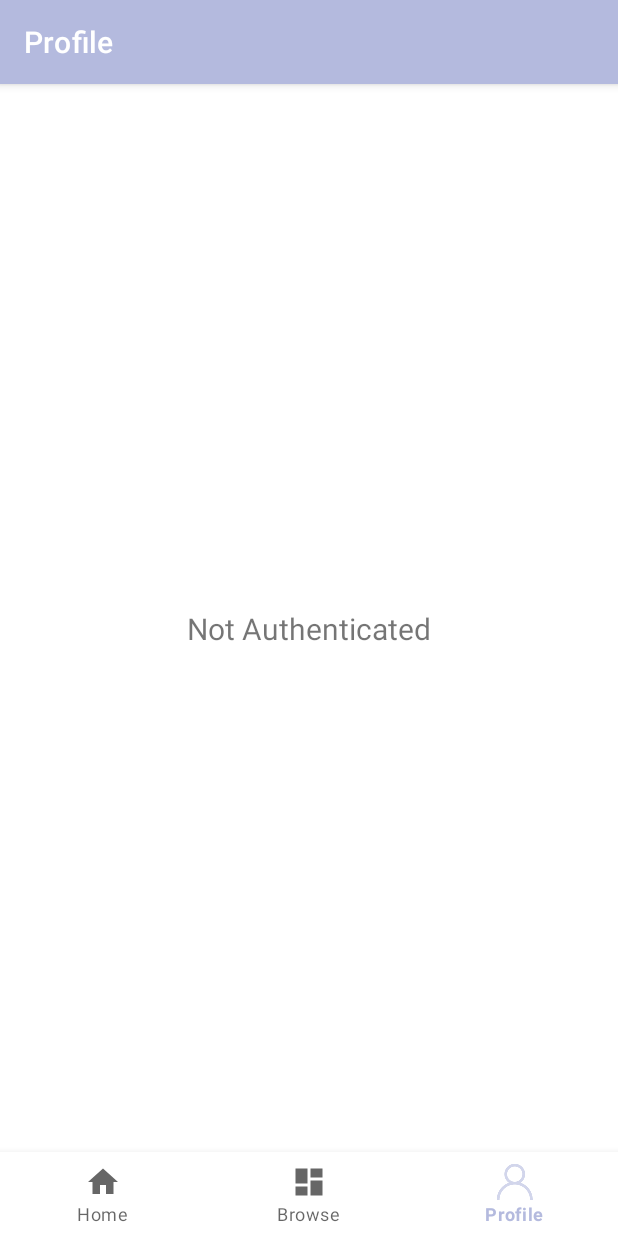
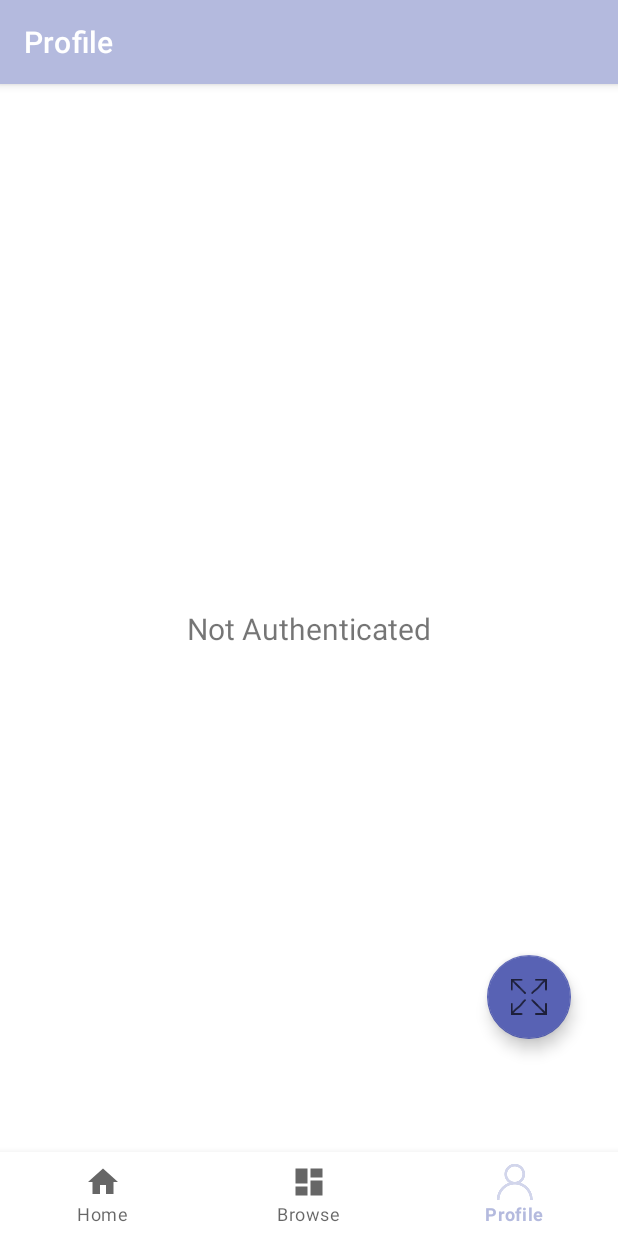
Before and after one commit to bryanbill/deck, an Android app: the ProfileFragment screen opened through its navigation route, on a phone screen of 412 x 824 dp. Run offline under Robolectric (Android 15) with nearby library versions, the phone set to English and light mode, and no system bars; our stand-ins replace Firebase (no records; nobody signed in at launch, a user with empty details on screens opened directly), navigation-ui; network calls fail; pictures from the network do not load; Roboto replaces fonts that are not available here; 5 statements that could not run were skipped.

Commit message:
ft:Layout - Adds expand icon to fab

```diff
--- a/app/src/main/res/layout/fragment_profile.xml
+++ b/app/src/main/res/layout/fragment_profile.xml
@@ -45,7 +45,6 @@
         android:layout_width="wrap_content"
         android:layout_height="wrap_content"
         android:layout_marginTop="10dp"
-        android:text="@stevo"
         android:textSize="15sp"
         app:layout_constraintEnd_toEndOf="parent"
         app:layout_constraintHorizontal_bias="0.498"
@@ -75,4 +74,20 @@
         app:layout_constraintStart_toStartOf="parent"
         app:layout_constraintTop_toTopOf="@+id/materialCardView" />
 
+    <com.google.android.material.floatingactionbutton.FloatingActionButton
+        android:id="@+id/floating_action_button"
+        android:layout_width="wrap_content"
+        android:layout_height="wrap_content"
+        android:layout_gravity="bottom|end"
+        android:layout_margin="16dp"
+        android:visibility="visible"
+        android:contentDescription="Create Tweet"
+        app:layout_constraintBottom_toBottomOf="parent"
+        app:layout_constraintEnd_toEndOf="parent"
+        app:layout_constraintHorizontal_bias="0.952"
+        app:layout_constraintStart_toStartOf="parent"
+        app:layout_constraintTop_toTopOf="parent"
+        app:layout_constraintVertical_bias="0.905"
+        app:srcCompat="@drawable/ic_expand" />
+
 </androidx.constraintlayout.widget.ConstraintLayout>
```
